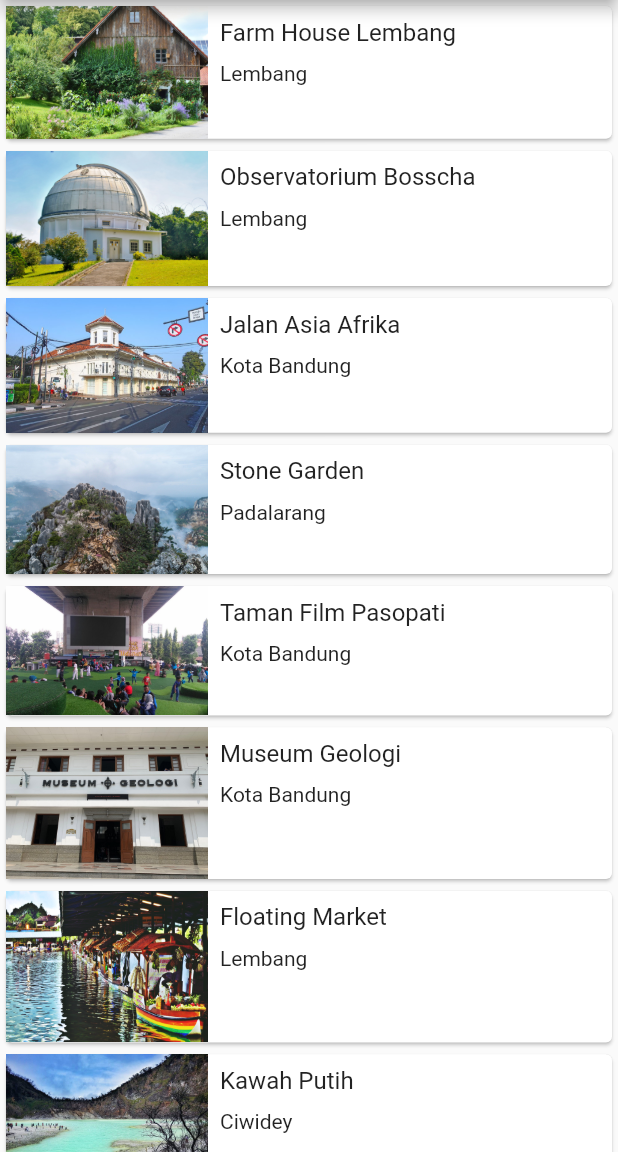
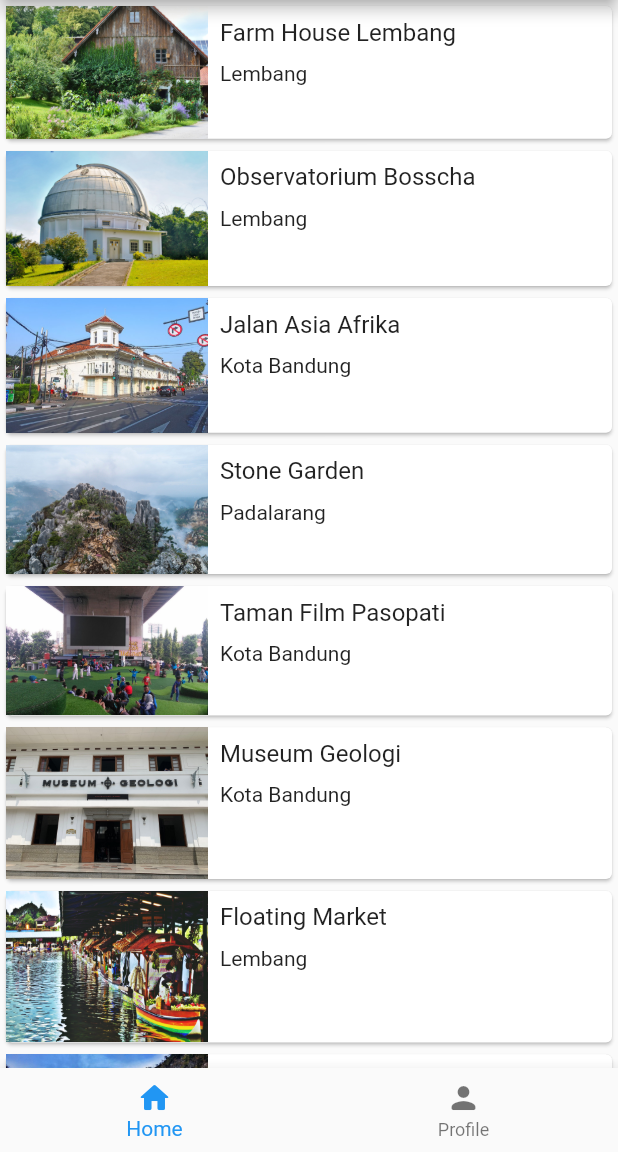
Before and after one commit to radenadhyaksa/wisata_bandung, a Flutter app: the screen it shows after launch, on a phone screen of 412 x 824 dp, the part 84-1236 px from its top. Run offline on Flutter 3.47's test engine with Material 2 defaults, Android fonts, the phone set to English and light mode, and no system bars.

Commit message:
add navigation bar - main Activity

```diff
--- a/lib/main_screen.dart
+++ b/lib/main_screen.dart
@@ -13,6 +13,24 @@ class MainScreen extends StatelessWidget {
       appBar: AppBar(
         title: Text('Wisata Bandung'),
       ),
+      //navigation bar
+      // body: _pages[currentIndex],
+      bottomNavigationBar: BottomNavigationBar(
+        // currentIndex: currentIndex,
+        items: const [
+          BottomNavigationBarItem(
+            label: 'Home',
+            icon: Icon(Icons.home_rounded),
+          ),
+          BottomNavigationBarItem(
+            label: 'Profile',
+            icon: Icon(Icons.person_rounded),
+          ),
+        ],
+        // onTap: (index) => setState(() => currentIndex = index),
+      ),
+
+      // body Listview
       body: ListView.builder(
         itemBuilder: (context, index) {
           final TourismPlace place = tourismPlaceList[index];
```
